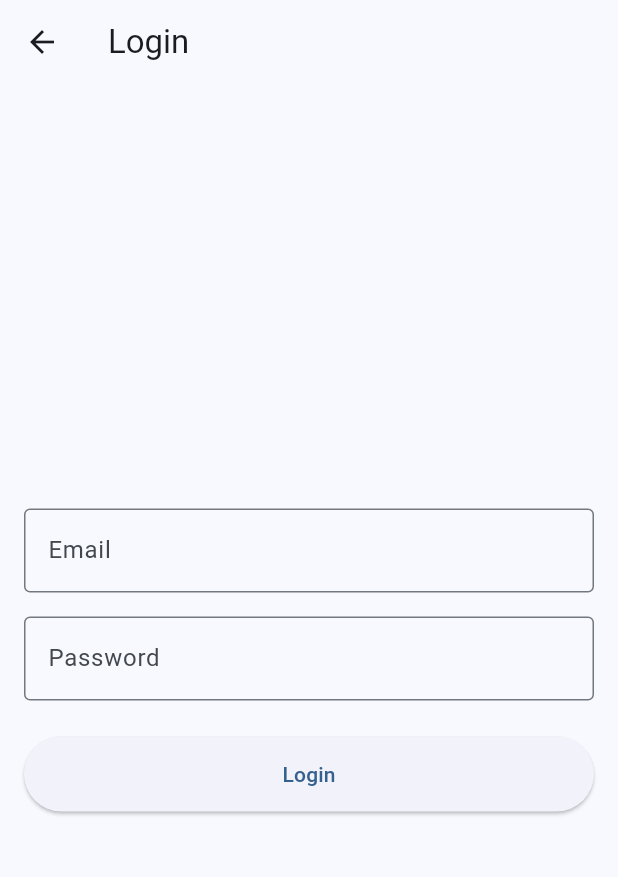
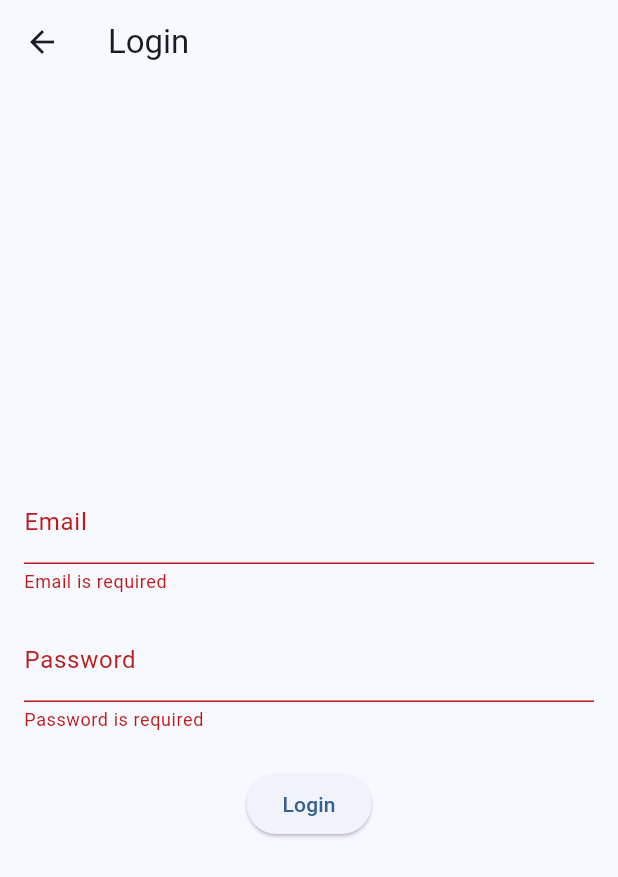
Before and after one commit to Iconoclast9000/skillbridge-community-app, a Flutter app: the LoginScreen screen opened directly, after a tap on "Login", on a phone screen of 412 x 824 dp. Shown: the top 877 px of the screen. Run offline on Flutter 3.47's test engine with Material 3 defaults, Android fonts, the phone set to English and light mode, and no system bars; our stand-ins replace flutter_secure_storage; missing offline and left inert: shared_preferences.dart; accounts and stored records are empty.

Commit message:
Remove Firebase dependencies and update auth implementation

```diff
--- a/lib/screens/auth/login_screen.dart
+++ b/lib/screens/auth/login_screen.dart
@@ -1,38 +1,85 @@
 import 'package:flutter/material.dart';
+import 'package:provider/provider.dart';
+import '../../features/auth/admin_auth_controller.dart';
 
-class LoginScreen extends StatelessWidget {
+class LoginScreen extends StatefulWidget {
+  const LoginScreen({Key? key}) : super(key: key);
+
+  @override
+  _LoginScreenState createState() => _LoginScreenState();
+}
+
+class _LoginScreenState extends State<LoginScreen> {
+  final _formKey = GlobalKey<FormState>();
+  final _emailController = TextEditingController();
+  final _passwordController = TextEditingController();
+  bool _isLoading = false;
+
+  @override
+  void dispose() {
+    _emailController.dispose();
+    _passwordController.dispose();
+    super.dispose();
+  }
+
+  Future<void> _handleLogin() async {
+    if (_formKey.currentState?.validate() ?? false) {
+      setState(() => _isLoading = true);
+      try {
+        final authController = context.read<AdminAuthController>();
+        final success = await authController.login(
+          _emailController.text,
+          _passwordController.text,
+        );
+
+        if (success) {
+          Navigator.pushReplacementNamed(context, '/admin/dashboard');
+        } else {
+          ScaffoldMessenger.of(context).showSnackBar(
+            const SnackBar(content: Text('Invalid credentials')),
+          );
+        }
+      } finally {
+        setState(() => _isLoading = false);
+      }
+    }
+  }
+
   @override
   Widget build(BuildContext context) {
     return Scaffold(
-      appBar: AppBar(title: Text('Login')),
+      appBar: AppBar(title: const Text('Login')),
       body: Padding(
-        padding: EdgeInsets.all(16.0),
-        child: Column(
-          mainAxisAlignment: MainAxisAlignment.center,
-          children: [
-            TextField(
-              decoration: InputDecoration(
-                labelText: 'Email',
-                border: OutlineInputBorder(),
+        padding: const EdgeInsets.all(16.0),
+        child: Form(
+          key: _formKey,
+          child: Column(
+            mainAxisAlignment: MainAxisAlignment.center,
+            children: [
+              TextFormField(
+                controller: _emailController,
+                decoration: const InputDecoration(labelText: 'Email'),
+                keyboardType: TextInputType.emailAddress,
+                validator: (value) =>
+                    value?.isEmpty ?? true ? 'Email is required' : null,
               ),
-            ),
-            SizedBox(height: 16),
-            TextField(
-              obscureText: true,
-              decoration: InputDecoration(
-                labelText: 'Password',
-                border: OutlineInputBorder(),
+              const SizedBox(height: 16),
+              TextFormField(
+                controller: _passwordController,
+                decoration: const InputDecoration(labelText: 'Password'),
+                obscureText: true,
+                validator: (value) =>
+                    value?.isEmpty ?? true ? 'Password is required' : null,
               ),
-            ),
-            SizedBox(height: 24),
-            ElevatedButton(
-              onPressed: () {},
-              child: Text('Login'),
-              style: ElevatedButton.styleFrom(
-                minimumSize: Size(double.infinity, 50),
+              const SizedBox(height: 24),
+              ElevatedButton(
+                onPressed: _isLoading ? null : _handleLogin,
+                child: _isLoading
+                    ? const CircularProgressIndicator()
+                    : const Text('Login'),
               ),
-            ),
-          ],
+            ],
+          ),
         ),
       ),
     );
--- /dev/null
+++ b/lib/services/auth_service.dart
@@ -0,0 +1,29 @@
+import 'package:shared_preferences.dart';
+
+class AuthService {
+  final SharedPreferences _prefs;
+
+  AuthService(this._prefs);
+
+  Future<bool> signIn(String email, String password) async {
+    try {
+      // For testing purposes, accept any email/password combination
+      if (email.isNotEmpty && password.isNotEmpty) {
+        await _prefs.setString('user_email', email);
+        return true;
+      }
+      return false;
+    } catch (e) {
+      print('Sign in error: $e');
+      return false;
+    }
+  }
+
+  Future<void> signOut() async {
+    await _prefs.remove('user_email');
+  }
+
+  bool isSignedIn() {
+    return _prefs.getString('user_email') != null;
+  }
+}
```
